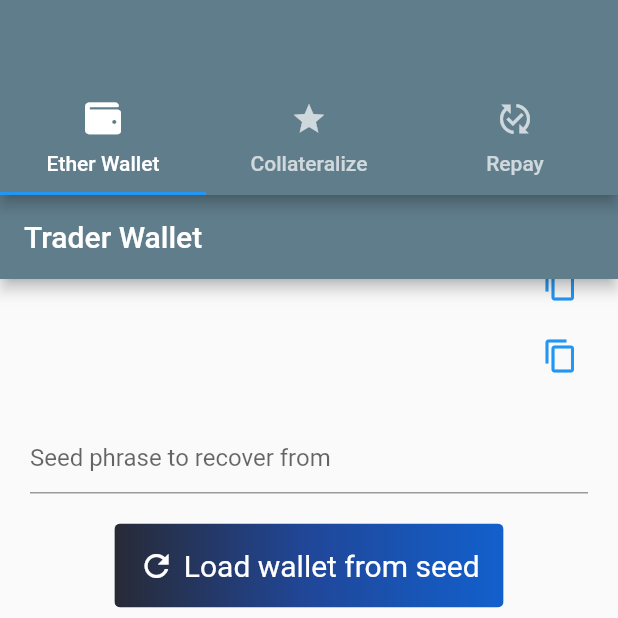
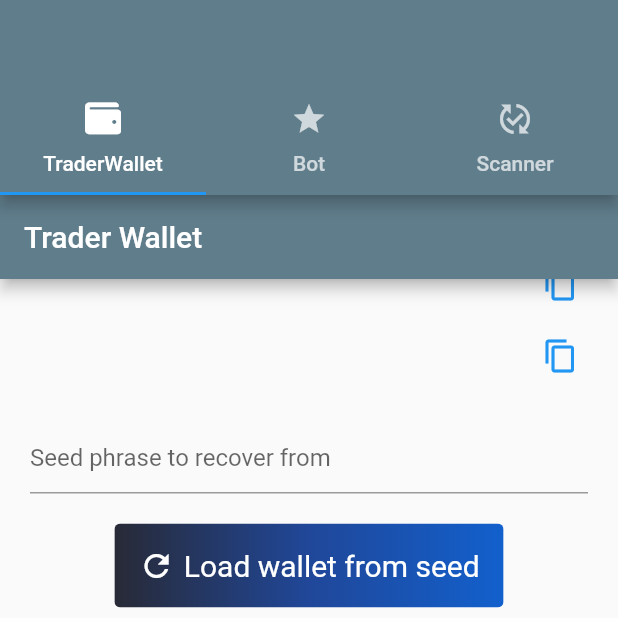
Before and after one commit to moonwalkmaker/traderwallet, a Flutter app: the screen it shows after launch, on a phone screen of 412 x 824 dp, the top half of it. Run offline on Flutter 3.47's test engine with Material 2 defaults, Android fonts, the phone set to English and light mode, and no system bars; our stand-ins replace font_awesome_flutter, graphql_flutter, hex, shared_preferences; missing offline and left inert: bip39, dart:ffi, ed25519_hd_key, web3dart; accounts and stored records are empty; project files that could hold a hidden picture were left out.

Commit message:
tab names updated

```diff
--- a/app/lib/main.dart
+++ b/app/lib/main.dart
@@ -30,9 +30,9 @@ class MyApp extends StatelessWidget {
             backgroundColor: Colors.blueGrey,
             bottom: const TabBar(
               tabs: [
-                Tab(text: 'Ether Wallet', icon: FaIcon(FontAwesomeIcons.wallet)),
-                Tab(text: 'Collateralize', icon: FaIcon(Icons.star)),
-                Tab(text: 'Repay', icon: Icon(Icons.published_with_changes))
+                Tab(text: 'TraderWallet', icon: FaIcon(FontAwesomeIcons.wallet)),
+                Tab(text: 'Bot', icon: FaIcon(Icons.star)),
+                Tab(text: 'Scanner', icon: Icon(Icons.published_with_changes))
               ],
             ),
           ),
```
